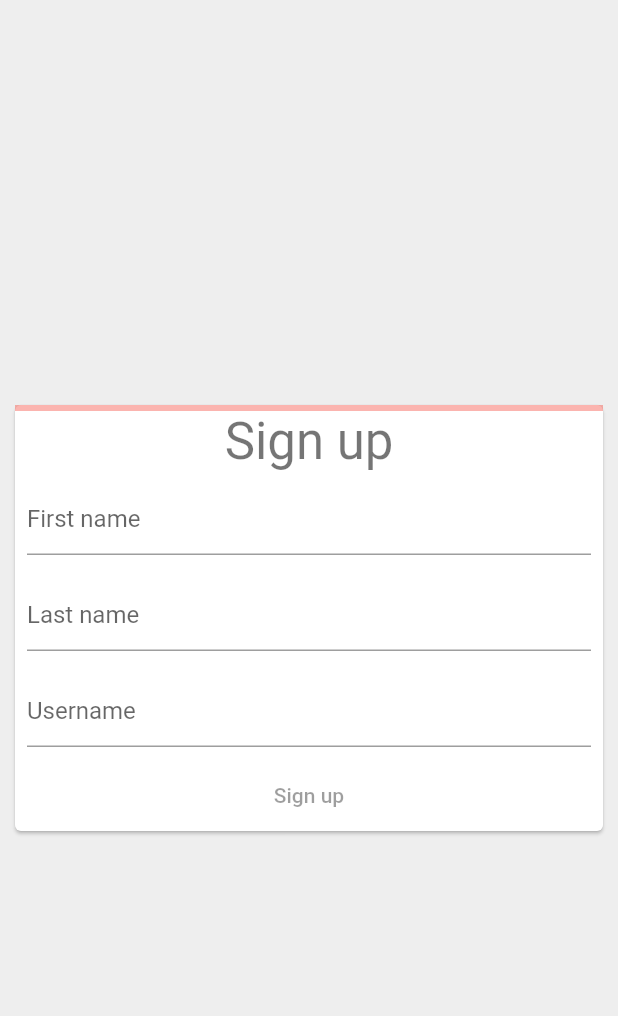
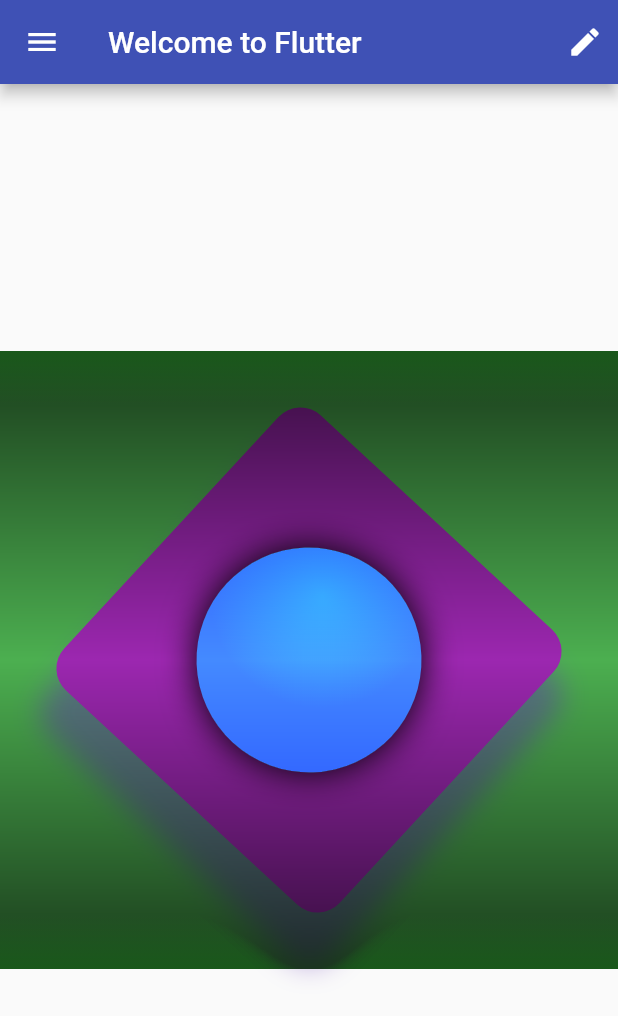
Before and after one commit to carloterrado/new-flutter-app, a Flutter app: the screen it shows after launch, on a phone screen of 412 x 824 dp. Shown: the top 1016 px of the screen. Run offline on Flutter 3.47's test engine with Material 2 defaults, Android fonts, the phone set to English and light mode, and no system bars.

Commit message:
practice structure of flutter

```diff
--- /dev/null
+++ b/lib/basic_screen.dart
@@ -0,0 +1,34 @@
+import 'package:flutter/material.dart';
+import './immutable_widget.dart';
+
+class BasicScreen extends StatelessWidget {
+  @override
+  Widget build(BuildContext context) {
+    return Scaffold(
+      appBar: AppBar(
+        backgroundColor: Colors.indigo,
+        title: const Text('Welcome to Flutter'),
+        actions: const <Widget>[
+          Padding(
+            padding: EdgeInsets.all(10.0),
+            child: Icon(Icons.edit),
+          )
+        ],
+      ),
+      body: Center(
+        child: AspectRatio(
+          aspectRatio: 1.0,
+          child: ImmutableWidget(),
+        ),
+      ),
+      drawer: Drawer(
+        child: Container(
+          color: Colors.lightBlue,
+          child: Center(
+            child: const Text("I'm a drawer"),
+          ),
+        ),
+      ),
+    );
+  }
+}
--- /dev/null
+++ b/lib/immutable_widget.dart
@@ -0,0 +1,59 @@
+import 'package:flutter/material.dart';
+import 'dart:math' as Math;
+
+class ImmutableWidget extends StatelessWidget {
+  @override
+  Widget build(BuildContext context) {
+    return Container(
+      decoration: const BoxDecoration(color: Colors.green),
+      foregroundDecoration: BoxDecoration(
+        backgroundBlendMode: BlendMode.colorBurn,
+        gradient: const LinearGradient(
+          begin: Alignment.topCenter,
+          end: Alignment.bottomCenter,
+          colors: [
+            Color(0xAA0d6123),
+            Color(0x00000000),
+            Color(0xAA0d6123),
+          ],
+        ),
+      ),
+      child: Center(
+        child: Transform.rotate(
+          angle: 180 / Math.pi,
+          child: Container(
+            width: 250,
+            height: 250,
+            decoration: BoxDecoration(
+                color: Colors.purple,
+                boxShadow: [
+                  BoxShadow(
+                    color: Colors.deepPurple.withAlpha(120),
+                    spreadRadius: 4,
+                    blurRadius: 15,
+                    offset: Offset.fromDirection(1.0, 30),
+                  ),
+                ],
+                borderRadius: BorderRadius.all(Radius.circular(20))),
+            child: Padding(
+              padding: const EdgeInsets.all(50.0),
+              child: _buildShinyCircle(),
+            ),
+          ),
+        ),
+      ),
+    );
+  }
+}
+
+Widget _buildShinyCircle() {
+  return Container(
+    decoration: const BoxDecoration(
+        shape: BoxShape.circle,
+        gradient: RadialGradient(
+          colors: [Colors.lightBlueAccent, Colors.blueAccent],
+          center: Alignment(-0.3, -0.5),
+        ),
+        boxShadow: [BoxShadow(blurRadius: 20)]),
+  );
+}
--- a/lib/main.dart
+++ b/lib/main.dart
@@ -1,204 +1,15 @@
+import 'package:firstproject/basic_screen.dart';
 import 'package:flutter/material.dart';
+import './immutable_widget.dart';
+import './basic_screen.dart';
 
-void main() => runApp(const SignUpApp());
+void main() => runApp(StaticApp());
 
-class SignUpApp extends StatelessWidget {
-  const SignUpApp();
-
+class StaticApp extends StatelessWidget {
   @override
   Widget build(BuildContext context) {
     return MaterialApp(
-      routes: {
-        '/': (context) => const SignUpScreen(),
-        '/welcome': (context) => const WelcomeScreen(),
-      },
+      home: BasicScreen(),
     );
   }
 }
-
-class SignUpScreen extends StatelessWidget {
-  const SignUpScreen();
-
-  @override
-  Widget build(BuildContext context) {
-    return Scaffold(
-      backgroundColor: Colors.grey[200],
-      body: const Center(
-        child: SizedBox(
-          width: 400,
-          child: Card(
-            child: SignUpForm(),
-          ),
-        ),
-      ),
-    );
-  }
-}
-
-class WelcomeScreen extends StatelessWidget {
-  const WelcomeScreen();
-
-  @override
-  Widget build(BuildContext context) {
-    return Scaffold(
-      body: Center(
-        child: Text('Welcome!', style: Theme.of(context).textTheme.headline2),
-      ),
-    );
-  }
-}
-
-class SignUpForm extends StatefulWidget {
-  const SignUpForm();
-
-  @override
-  _SignUpFormState createState() => _SignUpFormState();
-}
-
-class _SignUpFormState extends State<SignUpForm> {
-  final _firstNameTextController = TextEditingController();
-  final _lastNameTextController = TextEditingController();
-  final _usernameTextController = TextEditingController();
-
-  double _formProgress = 0;
-
-  void _updateFormProgress() {
-    var progress = 0.0;
-    final controllers = [
-      _firstNameTextController,
-      _lastNameTextController,
-      _usernameTextController
-    ];
-
-    for (final controller in controllers) {
-      if (controller.value.text.isNotEmpty) {
-        progress += 1 / controllers.length;
-      }
-    }
-
-    setState(() {
-      _formProgress = progress;
-    });
-  }
-
-  @override
-  void _showWelcomeScreen() {
-    Navigator.of(context).pushNamed('/welcome');
-  }
-
-  Widget build(BuildContext context) {
-    return Form(
-      onChanged: _updateFormProgress, // NEW
-      child: Column(
-        mainAxisSize: MainAxisSize.min,
-        children: [
-          AnimatedProgressIndicator(value: _formProgress), // NEW
-          Text('Sign up', style: Theme.of(context).textTheme.headline4),
-          Padding(
-            padding: const EdgeInsets.all(8.0),
-            child: TextFormField(
-              controller: _firstNameTextController,
-              decoration: const InputDecoration(hintText: 'First name'),
-            ),
-          ),
-          Padding(
-            padding: const EdgeInsets.all(8.0),
-            child: TextFormField(
-              controller: _lastNameTextController,
-              decoration: const InputDecoration(hintText: 'Last name'),
-            ),
-          ),
-          Padding(
-            padding: const EdgeInsets.all(8.0),
-            child: TextFormField(
-              controller: _usernameTextController,
-              decoration: const InputDecoration(hintText: 'Username'),
-            ),
-          ),
-          TextButton(
-            style: ButtonStyle(
-              foregroundColor: MaterialStateProperty.resolveWith(
-                  (Set<MaterialState> states) {
-                return states.contains(MaterialState.disabled)
-                    ? null
-                    : Colors.white;
-              }),
-              backgroundColor: MaterialStateProperty.resolveWith(
-                  (Set<MaterialState> states) {
-                return states.contains(MaterialState.disabled)
-                    ? null
-                    : Colors.blue;
-              }),
-            ),
-            onPressed:
-                _formProgress == 1 ? _showWelcomeScreen : null, // UPDATED
-            child: const Text('Sign up'),
-          ),
-        ],
-      ),
-    );
-  }
-}
-
-class AnimatedProgressIndicator extends StatefulWidget {
-  final double value;
-
-  const AnimatedProgressIndicator({
-    required this.value,
-  });
-
-  @override
-  State<StatefulWidget> createState() {
-    return _AnimatedProgressIndicatorState();
-  }
-}
-
-class _AnimatedProgressIndicatorState extends State<AnimatedProgressIndicator>
-    with SingleTickerProviderStateMixin {
-  late AnimationController _controller;
-  late Animation<Color?> _colorAnimation;
-  late Animation<double> _curveAnimation;
-
-  @override
-  void initState() {
-    super.initState();
-    _controller = AnimationController(
-        duration: Duration(milliseconds: 1200), vsync: this);
-
-    final colorTween = TweenSequence([
-      TweenSequenceItem(
-        tween: ColorTween(begin: Colors.red, end: Colors.orange),
-        weight: 1,
-      ),
-      TweenSequenceItem(
-        tween: ColorTween(begin: Colors.orange, end: Colors.yellow),
-        weight: 1,
-      ),
-      TweenSequenceItem(
-        tween: ColorTween(begin: Colors.yellow, end: Colors.green),
-        weight: 1,
-      ),
-    ]);
-
-    _colorAnimation = _controller.drive(colorTween);
-    _curveAnimation = _controller.drive(CurveTween(curve: Curves.easeIn));
-  }
-
-  @override
-  void didUpdateWidget(oldWidget) {
-    super.didUpdateWidget(oldWidget);
-    _controller.animateTo(widget.value);
-  }
-
-  @override
-  Widget build(BuildContext context) {
-    return AnimatedBuilder(
-      animation: _controller,
-      builder: (context, child) => LinearProgressIndicator(
-        value: _curveAnimation.value,
-        valueColor: _colorAnimation,
-        backgroundColor: _colorAnimation.value?.withOpacity(0.4),
-      ),
-    );
-  }
-}
```
